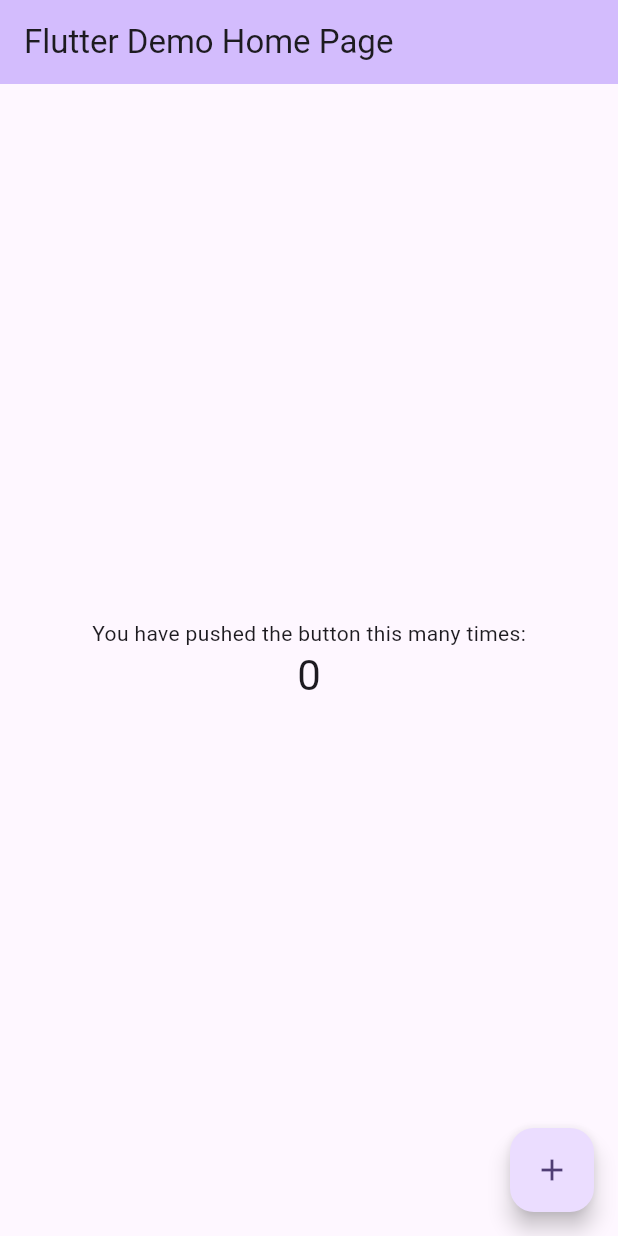
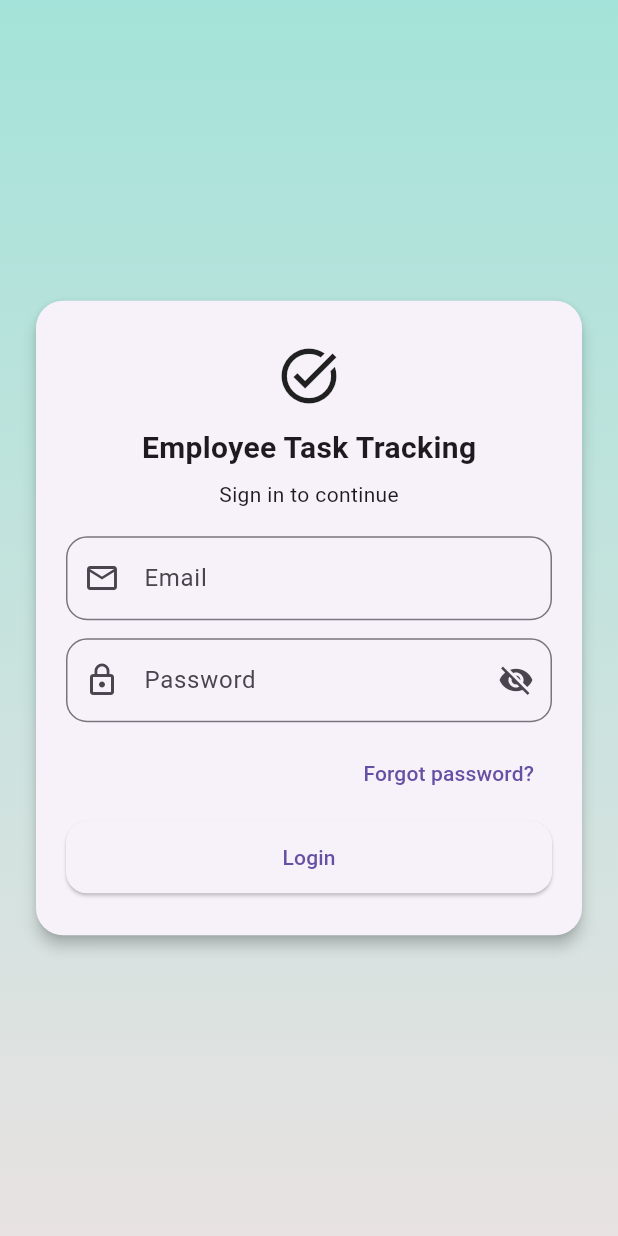
Before and after one commit to Ftaimalb/employee_task_tracking, a Flutter app: the screen it shows after launch, on a phone screen of 412 x 824 dp. Run offline on Flutter 3.47's test engine with Material 3 defaults, Android fonts, the phone set to English and light mode, and no system bars; our stand-ins replace cloud_firestore, cloud_functions, firebase_auth, firebase_core; accounts and stored records are empty.

Commit message:
login page and admin dashboard

```diff
--- a/lib/main.dart
+++ b/lib/main.dart
@@ -1,3 +1,4 @@
+import 'package:employee_task_tracking/pages/login/login_page.dart';
 import 'package:flutter/material.dart';
 import 'package:firebase_core/firebase_core.dart';
 import 'firebase_options.dart';
@@ -17,28 +18,9 @@ class MyApp extends StatelessWidget {
   @override
   Widget build(BuildContext context) {
     return MaterialApp(
-      title: 'Flutter Demo',
-      theme: ThemeData(
-        // This is the theme of your application.
-        //
-        // TRY THIS: Try running your application with "flutter run". You'll see
-        // the application has a purple toolbar. Then, without quitting the app,
-        // try changing the seedColor in the colorScheme below to Colors.green
-        // and then invoke "hot reload" (save your changes or press the "hot
-        // reload" button in a Flutter-supported IDE, or press "r" if you used
-        // the command line to start the app).
-        //
-        // Notice that the counter didn't reset back to zero; the application
-        // state is not lost during the reload. To reset the state, use hot
-        // restart instead.
-        //
-        // This works for code too, not just values: Most code changes can be
-        // tested with just a hot reload.
-        colorScheme: ColorScheme.fromSeed(seedColor: Colors.deepPurple),
-        useMaterial3: true,
-      ),
-      home: const MyHomePage(title: 'Flutter Demo Home Page'),
-    );
+        debugShowCheckedModeBanner: false,
+        title: 'Employee Task Tracking',
+        home: const LoginScreen());
   }
 }
 
--- a/lib/pages/login/login_page.dart
+++ b/lib/pages/login/login_page.dart
@@ -0,0 +1,283 @@
+import 'package:cloud_firestore/cloud_firestore.dart';
+import 'package:firebase_auth/firebase_auth.dart';
+import 'package:flutter/material.dart';
+
+import '../../services/auth_service.dart';
+import '../adminstration/adminDashboard.dart';
+import '../employee/employeeDashboard.dart';
+import '../manager/managerDashboard.dart';
+
+class LoginScreen extends StatefulWidget {
+  const LoginScreen({super.key});
+
+  @override
+  State<LoginScreen> createState() => _LoginScreenState();
+}
+
+class _LoginScreenState extends State<LoginScreen> {
+  final _authService = AuthService();
+  final _formKey = GlobalKey<FormState>();
+
+  final _emailController = TextEditingController();
+  final _passwordController = TextEditingController();
+
+  bool _hidePassword = true;
+  bool _loading = false;
+  String? _error;
+
+  @override
+  void dispose() {
+    _emailController.dispose();
+    _passwordController.dispose();
+    super.dispose();
+  }
+
+  Future<void> _login() async {
+    setState(() {
+      _error = null;
+      _loading = true;
+    });
+
+    try {
+      if (!(_formKey.currentState?.validate() ?? false)) {
+        setState(() => _loading = false);
+        return;
+      }
+
+      final email = _emailController.text.trim();
+      final password = _passwordController.text;
+
+      final UserCredential =
+          await _authService.signIn(email: email, password: password);
+      final uid = UserCredential.user?.uid;
+
+      if (uid == null) {
+        throw FirebaseAuthException(
+            code: 'no-uid', message: 'Login failed. Please try again.');
+      }
+
+      // Fetch user profile from Firestore: users/{uid}
+      final userDoc =
+          await FirebaseFirestore.instance.collection('users').doc(uid).get();
+
+      if (!userDoc.exists) {
+        await FirebaseAuth.instance.signOut();
+        throw Exception("No user profile found. Please contact the admin.");
+      }
+
+      final data = userDoc.data()!;
+      final role = (data['role'] ?? '').toString().toLowerCase();
+      final isActive = (data['isActive'] ?? true) == true;
+
+      if (!isActive) {
+        await FirebaseAuth.instance.signOut();
+        throw Exception("Your account is disabled. Please contact the admin.");
+      }
+
+      if (!context.mounted) return;
+
+      // Route based on role
+      if (role == 'admin') {
+        Navigator.pushReplacement(
+            context, MaterialPageRoute(builder: (_) => const AdminDashboard()));
+      } else if (role == 'manager') {
+        Navigator.pushReplacement(context,
+            MaterialPageRoute(builder: (_) => const ManagerDashboard()));
+      } else if (role == 'employee') {
+        Navigator.pushReplacement(context,
+            MaterialPageRoute(builder: (_) => const EmployeeDashboard()));
+      } else {
+        await FirebaseAuth.instance.signOut();
+        throw Exception("Account role not found. Contact the administrator.");
+      }
+    } on FirebaseAuthException catch (e) {
+      setState(() {
+        _error = _AuthError(e);
+      });
+    } catch (e) {
+      setState(() {
+        _error = e.toString().replaceFirst('Exception: ', '');
+      });
+    } finally {
+      if (mounted) {
+        setState(() => _loading = false);
+      }
+    }
+  }
+
+  String _AuthError(FirebaseAuthException e) {
+    switch (e.code) {
+      case 'user-not-found':
+        return "No account found with that email.";
+      case 'wrong-password':
+        return "Incorrect password. Please try again.";
+      case 'invalid-email':
+        return "Please enter a valid email address.";
+      case 'too-many-requests':
+        return "Too many attempts. Try again later.";
+      default:
+        return e.message ?? "Login failed. Please try again.";
+    }
+  }
+
+  Future<void> _forgotPassword() async {
+    final email = _emailController.text.trim();
+    if (email.isEmpty) {
+      setState(() =>
+          _error = "Enter your email first, then click 'Forgot password?'.");
+      return;
+    }
+
+    try {
+      await _authService.resetPassword(email: email);
+      if (!mounted) return;
+      ScaffoldMessenger.of(context).showSnackBar(
+        const SnackBar(content: Text("Password reset email sent.")),
+      );
+    } catch (_) {
+      setState(() => _error =
+          "Could not send reset email. Check the email and try again.");
+    }
+  }
+
+  @override
+  Widget build(BuildContext context) {
+    return Scaffold(
+      body: Container(
+        // simple soft background
+        decoration: const BoxDecoration(
+          gradient: LinearGradient(
+            begin: Alignment.topCenter,
+            end: Alignment.bottomCenter,
+            colors: [
+              Color.fromARGB(255, 164, 227, 217),
+              Color.fromARGB(255, 232, 226, 226)
+            ],
+          ),
+        ),
+        child: Center(
+          child: ConstrainedBox(
+            constraints: const BoxConstraints(maxWidth: 420),
+            child: Padding(
+              padding: const EdgeInsets.all(20),
+              child: Card(
+                elevation: 4,
+                shape: RoundedRectangleBorder(
+                    borderRadius: BorderRadius.circular(18)),
+                child: Padding(
+                  padding: const EdgeInsets.all(20),
+                  child: Form(
+                    key: _formKey,
+                    child: Column(
+                      mainAxisSize: MainAxisSize.min,
+                      children: [
+                        const SizedBox(height: 8),
+                        const Icon(Icons.task_alt, size: 44),
+                        const SizedBox(height: 12),
+                        const Text(
+                          "Employee Task Tracking",
+                          style: TextStyle(
+                              fontSize: 20, fontWeight: FontWeight.w700),
+                        ),
+                        const SizedBox(height: 6),
+                        const Text(
+                          "Sign in to continue",
+                          style: TextStyle(fontSize: 14),
+                        ),
+                        const SizedBox(height: 18),
+                        if (_error != null) ...[
+                          Container(
+                            width: double.infinity,
+                            padding: const EdgeInsets.all(12),
+                            decoration: BoxDecoration(
+                              borderRadius: BorderRadius.circular(12),
+                              color: const Color.fromARGB(255, 164, 227, 217),
+                            ),
+                            child: Text(
+                              _error!,
+                              style: const TextStyle(fontSize: 13),
+                            ),
+                          ),
+                          const SizedBox(height: 12),
+                        ],
+                        TextFormField(
+                          controller: _emailController,
+                          keyboardType: TextInputType.emailAddress,
+                          decoration: InputDecoration(
+                            labelText: "Email",
+                            prefixIcon: const Icon(Icons.email_outlined),
+                            border: OutlineInputBorder(
+                                borderRadius: BorderRadius.circular(14)),
+                          ),
+                          validator: (v) {
+                            final value = (v ?? "").trim();
+                            if (value.isEmpty) return "Email is required.";
+                            if (!value.contains("@") || !value.contains("."))
+                              return "Enter a valid email.";
+                            return null;
+                          },
+                        ),
+                        const SizedBox(height: 12),
+                        TextFormField(
+                          controller: _passwordController,
+                          obscureText: _hidePassword,
+                          decoration: InputDecoration(
+                            labelText: "Password",
+                            prefixIcon: const Icon(Icons.lock_outline),
+                            border: OutlineInputBorder(
+                                borderRadius: BorderRadius.circular(14)),
+                            suffixIcon: IconButton(
+                              onPressed: () => setState(
+                                  () => _hidePassword = !_hidePassword),
+                              icon: Icon(_hidePassword
+                                  ? Icons.visibility_off
+                                  : Icons.visibility),
+                            ),
+                          ),
+                          validator: (v) {
+                            if ((v ?? "").isEmpty)
+                              return "Password is required.";
+                            return null;
+                          },
+                        ),
+                        const SizedBox(height: 10),
+                        Align(
+                          alignment: Alignment.centerRight,
+                          child: TextButton(
+                            onPressed: _loading ? null : _forgotPassword,
+                            child: const Text("Forgot password?"),
+                          ),
+                        ),
+                        const SizedBox(height: 8),
+                        SizedBox(
+                          width: double.infinity,
+                          height: 48,
+                          child: ElevatedButton(
+                            onPressed: _loading ? null : _login,
+                            style: ElevatedButton.styleFrom(
+                              shape: RoundedRectangleBorder(
+                                  borderRadius: BorderRadius.circular(14)),
+                            ),
+                            child: _loading
+                                ? const SizedBox(
+                                    height: 20,
+                                    width: 20,
+                                    child: CircularProgressIndicator(
+                                        strokeWidth: 2),
+                                  )
+                                : const Text("Login"),
+                          ),
+                        ),
+                        const SizedBox(height: 8),
+                      ],
+                    ),
+                  ),
+                ),
+              ),
+            ),
+          ),
+        ),
+      ),
+    );
+  }
+}
--- a/pubspec.yaml
+++ b/pubspec.yaml
@@ -38,6 +38,7 @@ dependencies:
   firebase_auth: ^6.1.4
   cloud_firestore: ^6.1.2
   firebase_storage: ^13.0.6
+  cloud_functions: ^6.0.6
 
 dev_dependencies:
   flutter_test:
```
Also changed, not shown: lib/pages/adminstration/adminDashboard.dart (added, +72 -0 lines), lib/pages/adminstration/createUserPage.dart (added, +236 -0 lines), lib/pages/employee/employeeDashboard.dart (added, +12 -0 lines), lib/pages/manager/managerDashboard.dart (added, +12 -0 lines), lib/pages/admin.dart (deleted), lib/pages/employee.dart (deleted), lib/pages/manager.dart (deleted), pubspec.lock, 1 other file.
